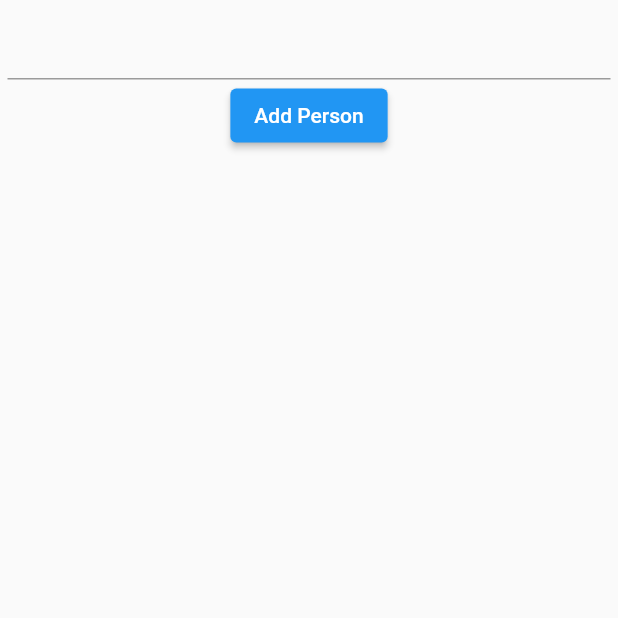
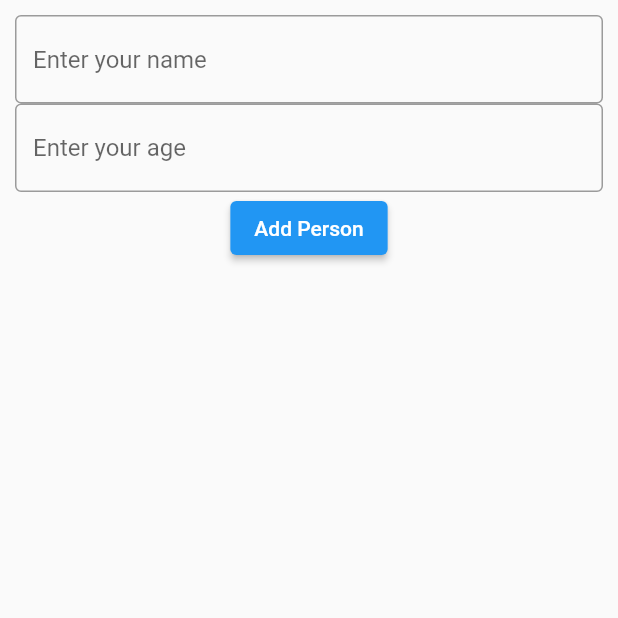
Before and after one commit to marvinkraus/Flutter-Demo-App_Namensliste, a Flutter app: the addNewPersonPage screen opened by its route, after a tap on "Add Person", on a phone screen of 412 x 824 dp, the top half of it. Run offline on Flutter 3.47's test engine with Material 2 defaults, Android fonts, the phone set to English and light mode, and no system bars.

Commit message:
--- Auto-Git Commit ---

```diff
--- a/lib/pages/addNewPerson.dart
+++ b/lib/pages/addNewPerson.dart
@@ -7,22 +7,38 @@ class addNewPersonPage extends StatelessWidget {
   addNewPersonPage({super.key});
 
   late String name;
+  late int alter;
+  late String picture;
   //late bedeutet dass zunächst kein Inhalt in Name gespeichert wird und das erst zur Laufzeit passiert
 
   Widget build(BuildContext context) {
     return Scaffold(
       body: Padding(
-        padding: const EdgeInsets.all(5),
+        padding:
+            const EdgeInsets.only(right: 10, left: 10, bottom: 10, top: 10),
         child: Column(children: [
           TextField(
+            decoration: const InputDecoration(
+              border: OutlineInputBorder(),
+              hintText: 'Enter your name',
+            ),
             onChanged: ((value) {
               name = value;
+            }),
+          ),
+          TextField(
+            decoration: const InputDecoration(
+              border: OutlineInputBorder(),
+              hintText: 'Enter your age',
+            ),
+            onChanged: ((value) {
+              alter = int.parse(value);
             }),
           ),
           ElevatedButton(
               onPressed: (() {
                 if (name.isNotEmpty) {
-                  Person p = Person(name: name, alter: 11, picture: "");
+                  Person p = Person(name: name, alter: alter, picture: "");
                   Navigator.of(context).pop(p);
                 }
               }),
```
Also changed, not shown: .autogit/logs/log-9-5-2022-9-41-33.txt (added).
